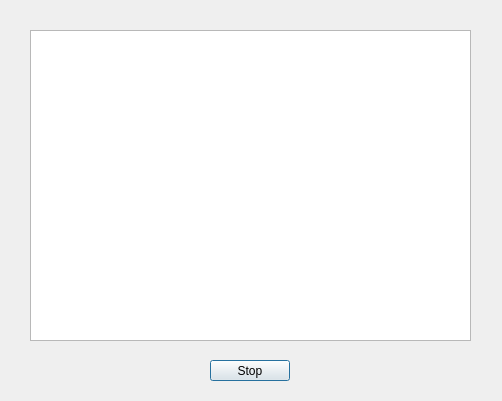
Above: src/server/server.ui from trigger-happy/Cerberus before the change. Below: the same form after it.
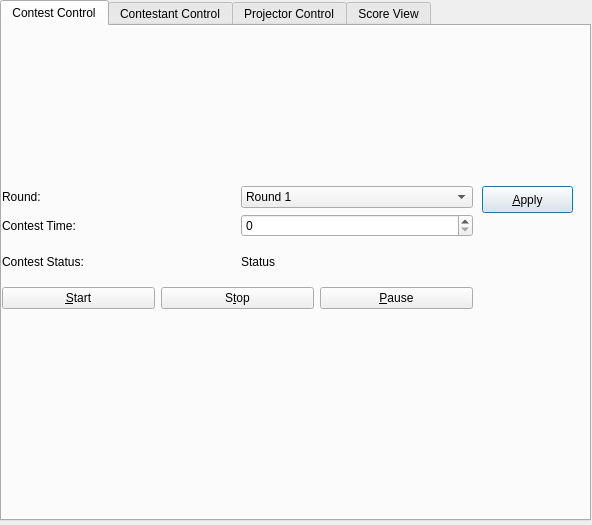
That is the form after the change.

Commit message:
Server UI: Modified the server UI
Not yet final but it will do for now. Still lacking
on projector settings though.

```diff
--- a/src/server/server.ui
+++ b/src/server/server.ui
@@ -6,35 +6,273 @@
    <rect>
     <x>0</x>
     <y>0</y>
-    <width>502</width>
-    <height>401</height>
+    <width>592</width>
+    <height>525</height>
    </rect>
   </property>
   <property name="windowTitle">
    <string>Cerberus Server</string>
   </property>
-  <widget class="QTextBrowser" name="textBrowser">
+  <widget class="QTabWidget" name="tabWidget">
    <property name="geometry">
     <rect>
-     <x>30</x>
-     <y>30</y>
-     <width>441</width>
-     <height>311</height>
+     <x>0</x>
+     <y>0</y>
+     <width>591</width>
+     <height>521</height>
     </rect>
    </property>
-  </widget>
-  <widget class="QPushButton" name="stopButton">
-   <property name="geometry">
-    <rect>
-     <x>210</x>
-     <y>360</y>
-     <width>80</width>
-     <height>21</height>
-    </rect>
+   <property name="currentIndex">
+    <number>0</number>
    </property>
-   <property name="text">
-    <string>Stop</string>
-   </property>
+   <widget class="QWidget" name="tab">
+    <attribute name="title">
+     <string>Contest Control</string>
+    </attribute>
+    <widget class="QPushButton" name="apply_btn">
+     <property name="geometry">
+      <rect>
+       <x>480</x>
+       <y>160</y>
+       <width>91</width>
+       <height>27</height>
+      </rect>
+     </property>
+     <property name="text">
+      <string>&amp;Apply</string>
+     </property>
+    </widget>
+    <widget class="QWidget" name="">
+     <property name="geometry">
+      <rect>
+       <x>0</x>
+       <y>160</y>
+       <width>471</width>
+       <height>123</height>
+      </rect>
+     </property>
+     <layout class="QVBoxLayout" name="verticalLayout_2">
+      <item>
+       <layout class="QVBoxLayout" name="verticalLayout">
+        <item>
+         <layout class="QHBoxLayout" name="horizontalLayout">
+          <item>
+           <widget class="QLabel" name="label">
+            <property name="text">
+             <string>Round:</string>
+            </property>
+           </widget>
+          </item>
+          <item>
+           <widget class="QComboBox" name="round_combo">
+            <item>
+             <property name="text">
+              <string>Round 1</string>
+             </property>
+            </item>
+            <item>
+             <property name="text">
+              <string>Round 2</string>
+             </property>
+            </item>
+            <item>
+             <property name="text">
+              <string>Round 3</string>
+             </property>
+            </item>
+            <item>
+             <property name="text">
+              <string>Tie Breaker</string>
+             </property>
+            </item>
+           </widget>
+          </item>
+         </layout>
+        </item>
+        <item>
+         <layout class="QHBoxLayout" name="horizontalLayout_2">
+          <item>
+           <widget class="QLabel" name="label_2">
+            <property name="text">
+             <string>Contest Time:</string>
+            </property>
+           </widget>
+          </item>
+          <item>
+           <widget class="QSpinBox" name="timer_spin"/>
+          </item>
+         </layout>
+        </item>
+        <item>
+         <layout class="QHBoxLayout" name="horizontalLayout_3">
+          <item>
+           <widget class="QLabel" name="label_3">
+            <property name="text">
+             <string>Contest Status:</string>
+            </property>
+           </widget>
+          </item>
+          <item>
+           <widget class="QLabel" name="status_lbl">
+            <property name="text">
+             <string>Status</string>
+            </property>
+           </widget>
+          </item>
+         </layout>
+        </item>
+       </layout>
+      </item>
+      <item>
+       <layout class="QHBoxLayout" name="horizontalLayout_4">
+        <item>
+         <widget class="QPushButton" name="start_btn">
+          <property name="text">
+           <string>&amp;Start</string>
+          </property>
+         </widget>
+        </item>
+        <item>
+         <widget class="QPushButton" name="stop_btn">
+          <property name="text">
+           <string>S&amp;top</string>
+          </property>
+         </widget>
+        </item>
+        <item>
+         <widget class="QPushButton" name="pause_btn">
+          <property name="text">
+           <string>&amp;Pause</string>
+          </property>
+         </widget>
+        </item>
+       </layout>
+      </item>
+     </layout>
+    </widget>
+   </widget>
+   <widget class="QWidget" name="tab_2">
+    <attribute name="title">
+     <string>Contestant Control</string>
+    </attribute>
+    <widget class="QListView" name="contestants_listv">
+     <property name="geometry">
+      <rect>
+       <x>10</x>
+       <y>10</y>
+       <width>256</width>
+       <height>461</height>
+      </rect>
+     </property>
+    </widget>
+    <widget class="QWidget" name="">
+     <property name="geometry">
+      <rect>
+       <x>270</x>
+       <y>10</y>
+       <width>301</width>
+       <height>163</height>
+      </rect>
+     </property>
+     <layout class="QVBoxLayout" name="verticalLayout_3">
+      <item>
+       <layout class="QHBoxLayout" name="horizontalLayout_5">
+        <item>
+         <widget class="QLabel" name="label_4">
+          <property name="text">
+           <string>username:</string>
+          </property>
+         </widget>
+        </item>
+        <item>
+         <widget class="QLabel" name="user_lbl">
+          <property name="text">
+           <string>user</string>
+          </property>
+         </widget>
+        </item>
+       </layout>
+      </item>
+      <item>
+       <layout class="QHBoxLayout" name="horizontalLayout_6">
+        <item>
+         <widget class="QLabel" name="label_5">
+          <property name="text">
+           <string>score:</string>
+          </property>
+         </widget>
+        </item>
+        <item>
+         <widget class="QLabel" name="score_lbl">
+          <property name="text">
+           <string>score</string>
+          </property>
+         </widget>
+        </item>
+       </layout>
+      </item>
+      <item>
+       <layout class="QHBoxLayout" name="horizontalLayout_7">
+        <item>
+         <widget class="QLabel" name="label_8">
+          <property name="text">
+           <string>status:</string>
+          </property>
+         </widget>
+        </item>
+        <item>
+         <widget class="QLabel" name="cstatus_lbl">
+          <property name="text">
+           <string>status</string>
+          </property>
+         </widget>
+        </item>
+       </layout>
+      </item>
+      <item>
+       <widget class="QPushButton" name="drop_con_btn">
+        <property name="text">
+         <string>&amp;Drop contestant</string>
+        </property>
+       </widget>
+      </item>
+      <item>
+       <widget class="QPushButton" name="view_ans_btn">
+        <property name="text">
+         <string>&amp;View Answers</string>
+        </property>
+       </widget>
+      </item>
+      <item>
+       <widget class="QPushButton" name="change_score_btn">
+        <property name="text">
+         <string>&amp;Change Score</string>
+        </property>
+       </widget>
+      </item>
+     </layout>
+    </widget>
+   </widget>
+   <widget class="QWidget" name="tab_3">
+    <attribute name="title">
+     <string>Projector Control</string>
+    </attribute>
+   </widget>
+   <widget class="QWidget" name="tab_5">
+    <attribute name="title">
+     <string>Score View</string>
+    </attribute>
+    <widget class="QTableView" name="score_tbv">
+     <property name="geometry">
+      <rect>
+       <x>0</x>
+       <y>0</y>
+       <width>581</width>
+       <height>481</height>
+      </rect>
+     </property>
+    </widget>
+   </widget>
   </widget>
  </widget>
  <resources/>
```
